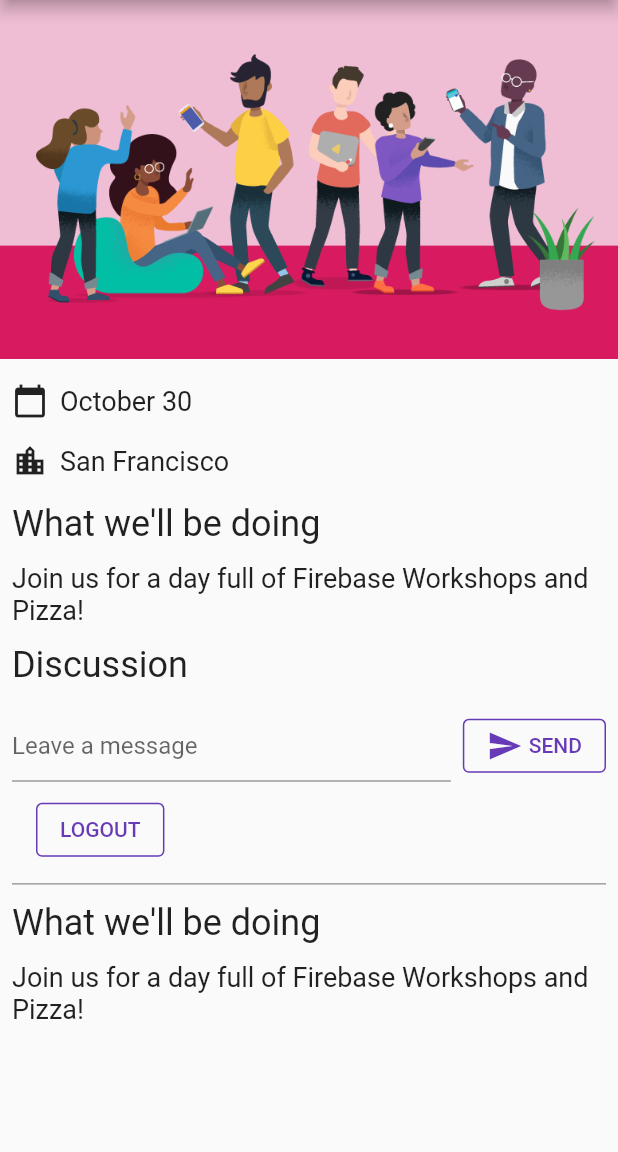
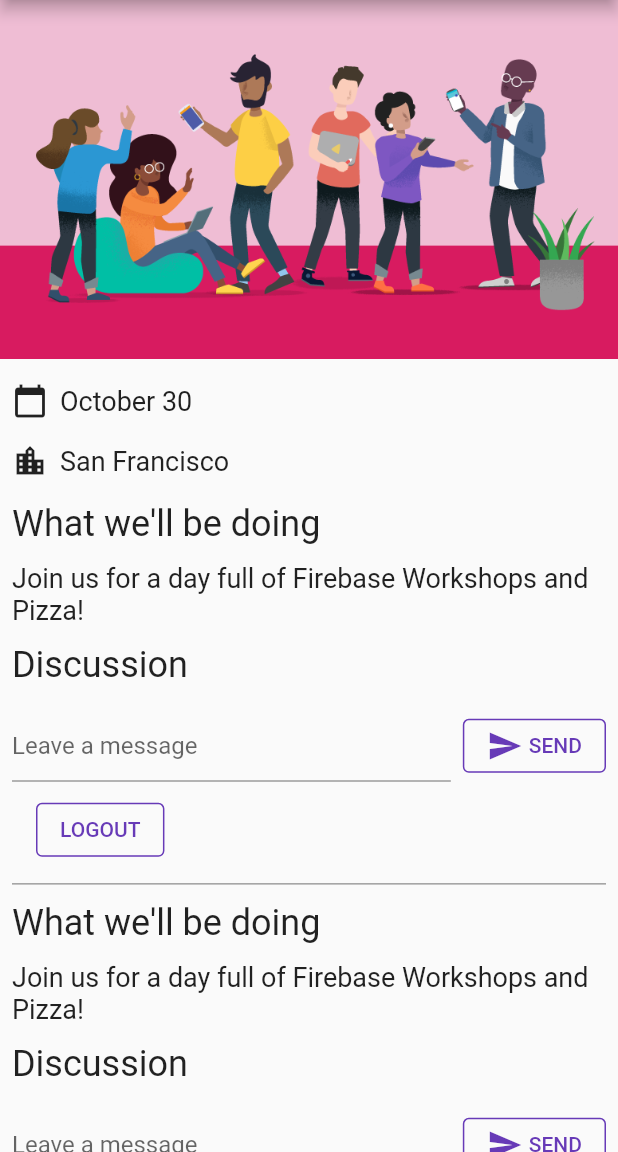
Before and after one commit to Dimassulthoni/firebase2, a Flutter app: the screen it shows once a user with an empty profile is signed in, on a phone screen of 412 x 824 dp, the part 84-1236 px from its top. Run offline on Flutter 3.47's test engine with Material 2 defaults, Android fonts, the phone set to English and light mode, and no system bars; our stand-ins replace cloud_firestore, firebase_auth, firebase_core, google_fonts; missing offline and left inert: cloud_firestore_web, firebase_auth_web, firebase_core_web; accounts and stored records are empty.

```diff
--- a/lib/main.dart
+++ b/lib/main.dart
@@ -94,6 +94,20 @@ class HomePage extends StatelessWidget {
           const Paragraph(
             'Join us for a day full of Firebase Workshops and Pizza!',
           ),
+          Consumer<ApplicationState>(
+            builder: (context, appState, _) => Column(
+              crossAxisAlignment: CrossAxisAlignment.start,
+              children: [
+                if (appState.loginState == ApplicationLoginState.loggedIn) ...[
+                  const Header('Discussion'),
+                  GuestBook(
+                    addMessage: (message) =>
+                        appState.addMessageToGuestBook(message),
+                  ),
+                ],
+              ],
+            ),
+          ),
         ],
       ),
     );
@@ -103,6 +117,20 @@ class HomePage extends StatelessWidget {
 class ApplicationState extends ChangeNotifier {
   ApplicationState() {
     init();
+  }
+  Future<DocumentReference> addMessageToGuestBook(String message) {
+    if (_loginState != ApplicationLoginState.loggedIn) {
+      throw Exception('Must be logged in');
+    }
+
+    return FirebaseFirestore.instance
+        .collection('guestbook')
+        .add(<String, dynamic>{
+      'text': message,
+      'timestamp': DateTime.now().millisecondsSinceEpoch,
+      'name': FirebaseAuth.instance.currentUser!.displayName,
+      'userId': FirebaseAuth.instance.currentUser!.uid,
+    });
   }
 
   Future<void> init() async {
```
Also changed, not shown: 1 other file.
